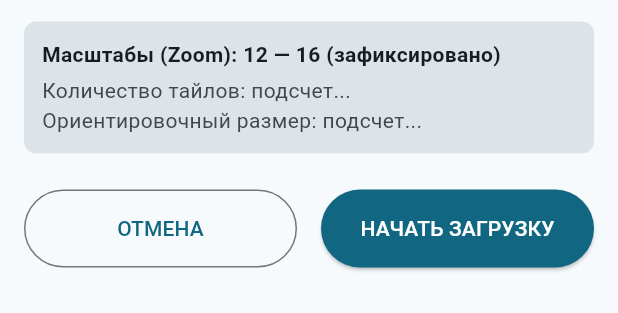
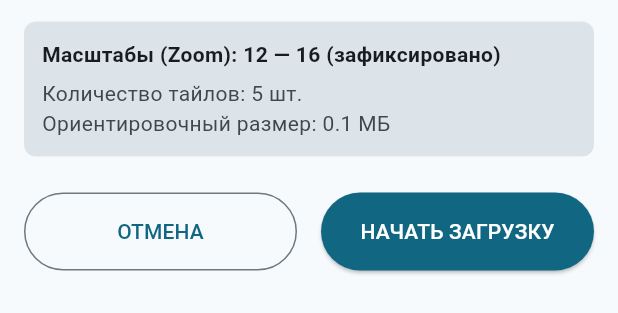
Before and after one commit to michroz2/Naviga-Operator, a Flutter app: the RegionDownloadSheet widget shown alone on an empty page, opened directly with empty values, on a phone screen of 412 x 824 dp. Shown: the part 190-503 px from the top of the screen. Run offline on Flutter 3.47's test engine with Material 3 defaults, Android fonts, the phone set to English and light mode, and no system bars; our stand-ins replace file_picker, flutter_blue_plus, flutter_compass, flutter_local_notifications, flutter_map, geolocator and 4 more; missing offline and left inert: flutter_background_service, flutter_map_tile_caching; accounts and stored records are empty.

Commit message:
1.38.7 feat: Интеграция калькулятора тайлов (Slippy Map) для оффлайн-карт. Добавлен точный подсчет количества элементов (zoom 12-16), прогнозирование объема в мегабайтах и защитный лимит памяти (50 000 тайлов).

```diff
--- a/lib/app_config.dart
+++ b/lib/app_config.dart
@@ -3,5 +3,5 @@
  */
 
 class AppConfig {
-  static const String version = '1.38.4';
+  static const String version = '1.38.5';
 }
--- a/lib/map_components/region_download_sheet.dart
+++ b/lib/map_components/region_download_sheet.dart
@@ -1,9 +1,11 @@
 /*
  * Файл: region_download_sheet.dart
- * Версия: 1.38.4
+ * Версия: 1.38.7
  * Описание: Модальное окно настройки перед загрузкой оффлайн-региона.
+ * Изменения: Шаг 3.4. Интегрировано математическое ядро Slippy Map для точного подсчета количества тайлов (зумы 12-16) и прогнозирования размера кэша. Добавлен предохранитель от переполнения памяти.
  */
 
+import 'dart:math' as math;
 import 'package:flutter/material.dart';
 import 'package:latlong2/latlong.dart';
 
@@ -24,18 +26,61 @@ class RegionDownloadSheet extends StatefulWidget {
 class _RegionDownloadSheetState extends State<RegionDownloadSheet> {
   late TextEditingController _nameController;
 
+  int _totalTiles = 0;
+  double _estimatedSizeMb = 0.0;
+  bool _isOverLimit = false;
+
+  // Ограничитель для защиты устройства оператора от зависания и переполнения памяти
+  static const int _maxTileLimit = 50000;
+
   @override
   void initState() {
     super.initState();
     final h = DateTime.now().hour.toString().padLeft(2, '0');
     final m = DateTime.now().minute.toString().padLeft(2, '0');
     _nameController = TextEditingController(text: 'Регион-$h$m');
+
+    _calculateTileMetrics();
   }
 
   @override
   void dispose() {
     _nameController.dispose();
     super.dispose();
+  }
+
+  // Синхронный математический расчет сетки тайлов Меркатора (Slippy Map) без блокировки UI
+  void _calculateTileMetrics() {
+    int total = 0;
+
+    for (int zoom = 12; zoom <= 16; zoom++) {
+      // Перевод долготы в индекс тайла X
+      int x1 = ((widget.topLeft.longitude + 180.0) / 360.0 * math.pow(2, zoom)).floor();
+      int x2 = ((widget.bottomRight.longitude + 180.0) / 360.0 * math.pow(2, zoom)).floor();
+
+      // Перевод широты в индекс тайла Y (Проекция Меркатора)
+      double latRad1 = widget.topLeft.latitude * math.pi / 180.0;
+      int y1 = ((1.0 - math.log(math.tan(latRad1) + 1.0 / math.cos(latRad1)) / math.pi) / 2.0 * math.pow(2, zoom)).floor();
+
+      double latRad2 = widget.bottomRight.latitude * math.pi / 180.0;
+      int y2 = ((1.0 - math.log(math.tan(latRad2) + 1.0 / math.cos(latRad2)) / math.pi) / 2.0 * math.pow(2, zoom)).floor();
+
+      int minX = math.min(x1, x2);
+      int maxX = math.max(x1, x2);
+      int minY = math.min(y1, y2);
+      int maxY = math.max(y1, y2);
+
+      // Количество тайлов на текущем уровне детализации
+      int tilesInZoom = (maxX - minX + 1) * (maxY - minY + 1);
+      total += tilesInZoom;
+    }
+
+    setState(() {
+      _totalTiles = total;
+      // Средний вес тайла OSM (PNG подложка) составляет ~15 КБ
+      _estimatedSizeMb = (total * 15.0) / 1024.0;
+      _isOverLimit = total > _maxTileLimit;
+    });
   }
 
   @override
@@ -70,16 +115,47 @@ class _RegionDownloadSheetState extends State<RegionDownloadSheet> {
           Container(
             padding: const EdgeInsets.all(12),
             decoration: BoxDecoration(
-              color: colorScheme.surfaceVariant,
+              color: _isOverLimit ? colorScheme.errorContainer : colorScheme.surfaceVariant,
               borderRadius: BorderRadius.circular(8),
+              border: _isOverLimit ? Border.all(color: colorScheme.error, width: 1) : null,
             ),
             child: Column(
               crossAxisAlignment: CrossAxisAlignment.start,
               children: [
-                const Text('Масштабы (Zoom): 12 — 16 (зафиксировано)', style: TextStyle(fontWeight: FontWeight.bold)),
-                const SizedBox(height: 4),
-                Text('Количество тайлов: подсчет...', style: TextStyle(color: colorScheme.onSurfaceVariant)),
-                Text('Ориентировочный размер: подсчет...', style: TextStyle(color: colorScheme.onSurfaceVariant)),
+                const Text(
+                  'Масштабы (Zoom): 12 — 16 (зафиксировано)',
+                  style: TextStyle(fontWeight: FontWeight.bold),
+                ),
+                const SizedBox(height: 6),
+                Text(
+                  'Количество тайлов: $_totalTiles шт.',
+                  style: TextStyle(
+                    color: _isOverLimit ? colorScheme.onErrorContainer : colorScheme.onSurfaceVariant,
+                    fontWeight: _isOverLimit ? FontWeight.bold : FontWeight.normal,
+                  ),
+                ),
+                Text(
+                  'Ориентировочный размер: ${_estimatedSizeMb.toStringAsFixed(1)} МБ',
+                  style: TextStyle(
+                    color: _isOverLimit ? colorScheme.onErrorContainer : colorScheme.onSurfaceVariant,
+                    fontWeight: _isOverLimit ? FontWeight.bold : FontWeight.normal,
+                  ),
+                ),
+                if (_isOverLimit) ...[
+                  const SizedBox(height: 8),
+                  Row(
+                    children: [
+                      Icon(Icons.warning_amber_rounded, color: colorScheme.error, size: 18),
+                      const SizedBox(width: 6),
+                      Expanded(
+                        child: Text(
+                          'Превышен лимит размера пакета (макс. $_maxTileLimit тайлов). Выделите меньшую область.',
+                          style: TextStyle(color: colorScheme.error, fontSize: 12, fontWeight: FontWeight.bold),
+                        ),
+                      ),
+                    ],
+                  ),
+                ],
               ],
             ),
           ),
@@ -97,10 +173,11 @@ class _RegionDownloadSheetState extends State<RegionDownloadSheet> {
               const SizedBox(width: 16),
               Expanded(
                 child: ElevatedButton(
-                  onPressed: () {
-                    if (_nameController.text.trim().isEmpty) return;
-                    Navigator.pop(context, _nameController.text.trim());
-                  },
+                  onPressed: (_nameController.text.trim().isEmpty || _isOverLimit)
+                      ? null
+                      : () {
+                          Navigator.pop(context, _nameController.text.trim());
+                        },
                   style: ElevatedButton.styleFrom(
                     padding: const EdgeInsets.symmetric(vertical: 16),
                     backgroundColor: colorScheme.primary,
```
